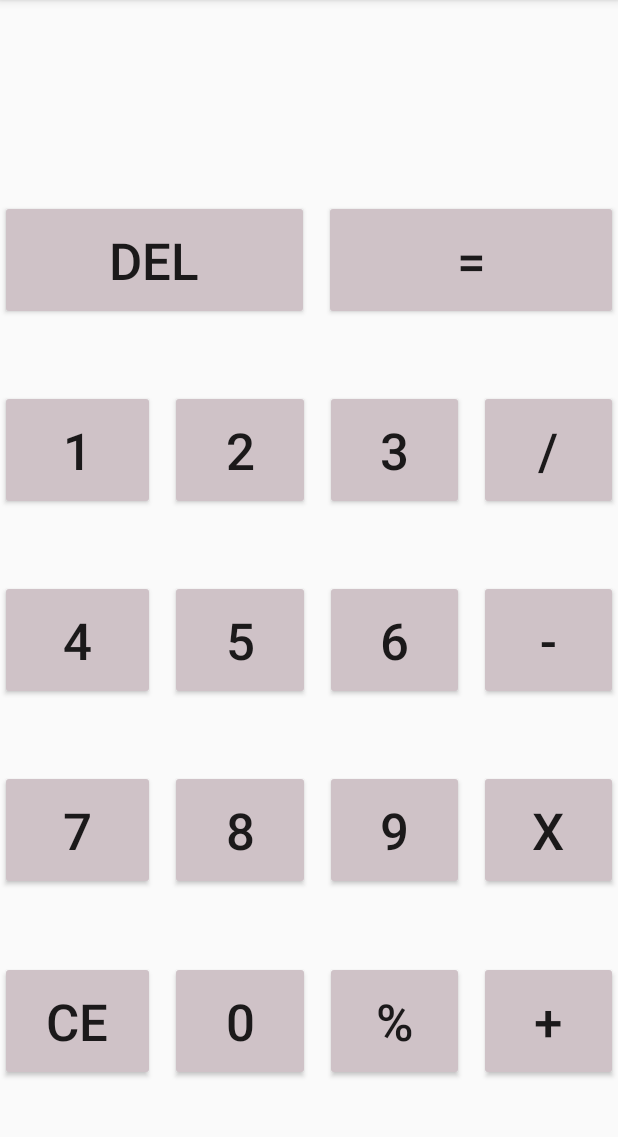
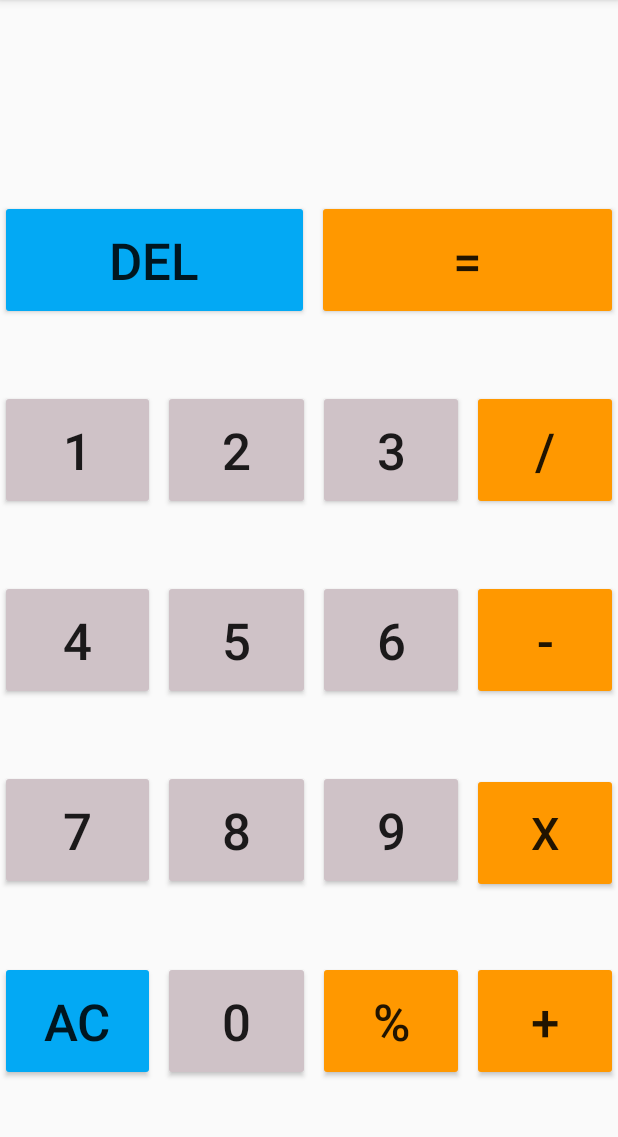
Before and after one commit to faqihmubarak666/Kotlin_Android, an Android app: the screen it shows after launch (MainActivity), on a phone screen of 412 x 824 dp, the part 84-1221 px from its top. Run offline under Robolectric (Android 15) with nearby library versions, the phone set to English and light mode, and no system bars.

Commit message:
Update Handle %"

```diff
--- a/app/src/main/res/layout/activity_main.xml
+++ b/app/src/main/res/layout/activity_main.xml
@@ -22,7 +22,7 @@
         app:layout_constraintTop_toTopOf="parent">
 
         <TextView
-            android:id="@+id/tvExpression"
+            android:id="@+id/inputExpression"
             android:layout_width="match_parent"
             android:layout_height="wrap_content"
             android:ellipsize="start"
@@ -34,7 +34,7 @@
             app:layout_constraintTop_toTopOf="parent" />
 
         <TextView
-            android:id="@+id/tvResult"
+            android:id="@+id/resultExpression"
             android:layout_width="match_parent"
             android:layout_height="wrap_content"
             android:ellipsize="end"
@@ -67,19 +67,19 @@
             android:text="DEL"
             android:textAlignment="center"
             android:textSize="34dp"
-            app:backgroundTint="#CFC2C7" />
+            app:backgroundTint="#03A9F4" />
 
         <Button
             android:id="@+id/equalCacl"
             android:layout_width="match_parent"
             android:layout_height="80dp"
-            android:layout_marginLeft="10dp"
+            android:layout_marginLeft="5dp"
             android:layout_weight="1"
             android:tag="="
             android:text="="
             android:textAlignment="center"
             android:textSize="34dp"
-            app:backgroundTint="#CFC2C7" />
+            app:backgroundTint="#FF9800" />
 
     </LinearLayout>
 
@@ -109,7 +109,7 @@
                 android:id="@+id/twoCalc"
                 android:layout_width="match_parent"
                 android:layout_height="80dp"
-                android:layout_marginLeft="10dp"
+                android:layout_marginLeft="5dp"
                 android:layout_weight="1"
                 android:tag="2"
                 android:text="2"
@@ -121,7 +121,7 @@
                 android:id="@+id/threeCalc"
                 android:layout_width="match_parent"
                 android:layout_height="80dp"
-                android:layout_marginLeft="10dp"
+                android:layout_marginLeft="5dp"
                 android:layout_weight="1"
                 android:tag="3"
                 android:text="3"
@@ -133,13 +133,13 @@
                 android:id="@+id/divisionCalc"
                 android:layout_width="match_parent"
                 android:layout_height="80dp"
-                android:layout_marginLeft="10dp"
+                android:layout_marginLeft="5dp"
                 android:layout_weight="1"
                 android:tag="/"
                 android:text="/"
                 android:textAlignment="center"
                 android:textSize="34dp"
-                app:backgroundTint="#CFC2C7" />
+                app:backgroundTint="#FF9800" />
 
         </LinearLayout>
 
@@ -168,7 +168,7 @@
                 android:id="@+id/fiveCalc"
                 android:layout_width="match_parent"
                 android:layout_height="80dp"
-                android:layout_marginLeft="10dp"
+                android:layout_marginLeft="5dp"
                 android:layout_weight="1"
                 android:tag="5"
                 android:text="5"
@@ -180,7 +180,7 @@
                 android:id="@+id/sixCalc"
                 android:layout_width="match_parent"
                 android:layout_height="80dp"
-                android:layout_marginLeft="10dp"
+                android:layout_marginLeft="5dp"
                 android:layout_weight="1"
                 android:tag="6"
                 android:text="6"
@@ -192,13 +192,13 @@
                 android:id="@+id/subtractionCalc"
                 android:layout_width="match_parent"
                 android:layout_height="80dp"
-                android:layout_marginLeft="10dp"
+                android:layout_marginLeft="5dp"
                 android:layout_weight="1"
                 android:tag="-"
                 android:text="-"
                 android:textAlignment="center"
                 android:textSize="34dp"
-                app:backgroundTint="#CFC2C7" />
+                app:backgroundTint="#FF9800" />
 
         </LinearLayout>
 
@@ -227,7 +227,7 @@
                 android:id="@+id/eightCalc"
                 android:layout_width="match_parent"
                 android:layout_height="80dp"
-                android:layout_marginLeft="10dp"
+                android:layout_marginLeft="5dp"
                 android:layout_weight="1"
                 android:tag="8"
                 android:text="8"
@@ -239,7 +239,7 @@
                 android:id="@+id/nineCalc"
                 android:layout_width="match_parent"
                 android:layout_height="80dp"
-                android:layout_marginLeft="10dp"
+                android:layout_marginLeft="5dp"
                 android:layout_weight="1"
                 android:tag="9"
                 android:text="9"
@@ -251,13 +251,13 @@
                 android:id="@+id/multiplyCalc"
                 android:layout_width="match_parent"
                 android:layout_height="80dp"
-                android:layout_marginLeft="10dp"
+                android:layout_marginLeft="5dp"
                 android:layout_weight="1"
                 android:tag="x"
                 android:text="x"
                 android:textAlignment="center"
-                android:textSize="34dp"
-                app:backgroundTint="#CFC2C7" />
+                android:textSize="30dp"
+                app:backgroundTint="#FF9800" />
         </LinearLayout>
 
         <LinearLayout
@@ -276,17 +276,17 @@
                 android:layout_width="match_parent"
                 android:layout_height="80dp"
                 android:layout_weight="1"
-                android:tag="CE"
-                android:text="CE"
+                android:tag="AC"
+                android:text="AC"
                 android:textAlignment="center"
                 android:textSize="34dp"
-                app:backgroundTint="#CFC2C7" />
+                app:backgroundTint="#03A9F4" />
 
             <Button
                 android:id="@+id/zeroCalc"
                 android:layout_width="match_parent"
                 android:layout_height="80dp"
-                android:layout_marginLeft="10dp"
+                android:layout_marginLeft="5dp"
                 android:layout_weight="1"
                 android:tag="0"
                 android:text="0"
@@ -298,25 +298,25 @@
                 android:id="@+id/percentCalc"
                 android:layout_width="match_parent"
                 android:layout_height="80dp"
-                android:layout_marginLeft="10dp"
+                android:layout_marginLeft="5dp"
                 android:layout_weight="1"
                 android:tag="%"
                 android:text="%"
                 android:textAlignment="center"
                 android:textSize="34dp"
-                app:backgroundTint="#CFC2C7" />
+                app:backgroundTint="#FF9800" />
 
             <Button
                 android:id="@+id/additionCalc"
                 android:layout_width="match_parent"
                 android:layout_height="80dp"
-                android:layout_marginLeft="10dp"
+                android:layout_marginLeft="5dp"
                 android:layout_weight="1"
                 android:tag="+"
                 android:text="+"
                 android:textAlignment="center"
                 android:textSize="34dp"
-                app:backgroundTint="#CFC2C7" />
+                app:backgroundTint="#FF9800" />
         </LinearLayout>
     </LinearLayout>
 
```
Also changed, not shown: app/src/main/java/com/example/ktn_ak01c01layoutcalculator/MainActivity.kt (+25 -18 lines).
